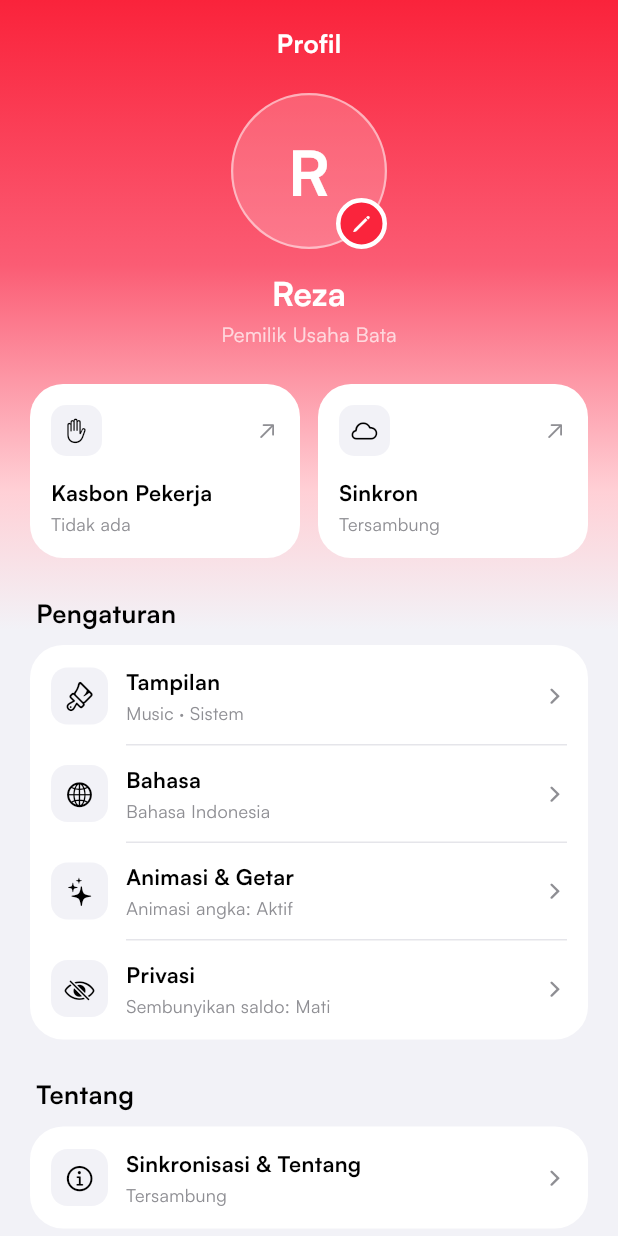
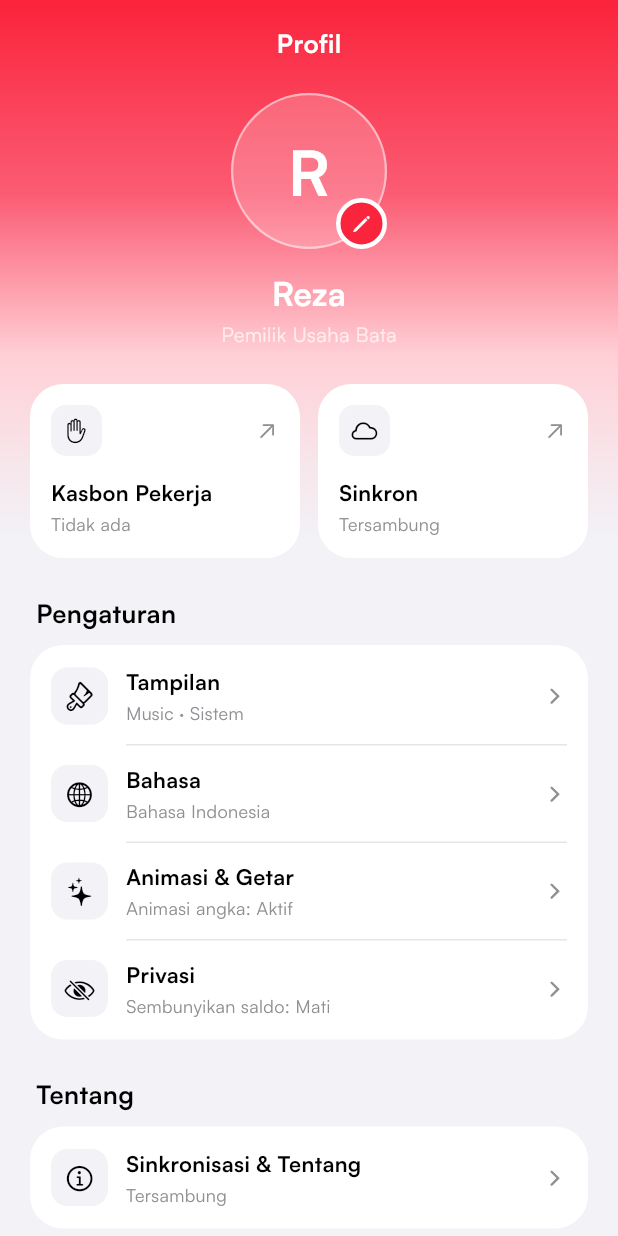
Before and after one commit to rezapranata089-bit/bata, a Flutter app: the ProfilPage widget shown alone on an empty page, opened directly, on a phone screen of 412 x 824 dp. Run offline on Flutter 3.47's test engine with Material 3 defaults, Android fonts, the phone set to English and light mode, and no system bars; our stand-ins replace cloud_firestore, firebase_core, image_picker, shared_preferences; missing offline and left inert: liquid_glass_widgets, number_flow_flutter; accounts and stored records are empty; project files that could hold a hidden picture were left out.

Commit message:
Seragamkan gradasi semua tab (TopGradient) & haluskan blend
Sess: e5bbc8e9bfb7cf00

```diff
--- a/lib/ui/other_pages.dart
+++ b/lib/ui/other_pages.dart
@@ -315,7 +315,7 @@ class ProfilPage extends StatelessWidget {
         color: _pPage,
         child: Stack(
           children: [
-            const Positioned(top: 0, left: 0, right: 0, child: TopGradient(height: 420)),
+            const Positioned(top: 0, left: 0, right: 0, child: TopGradient(height: 360)),
             ListView(
           padding: EdgeInsets.fromLTRB(20, top + 16, 20, 130),
           children: [
--- a/lib/ui/settings_pages.dart
+++ b/lib/ui/settings_pages.dart
@@ -50,7 +50,7 @@ class SubPage extends StatelessWidget {
         backgroundColor: C.bg,
         body: Stack(
           children: [
-            const Positioned(top: 0, left: 0, right: 0, child: TopGradient(height: 300)),
+            const Positioned(top: 0, left: 0, right: 0, child: TopGradient(height: 360)),
             ListView(
               padding: EdgeInsets.fromLTRB(20, top + 12, 20, 40),
               children: [
--- a/lib/ui/stok_page.dart
+++ b/lib/ui/stok_page.dart
@@ -28,7 +28,7 @@ class StokPage extends StatelessWidget {
     };
     return Stack(
       children: [
-        const Positioned(top: 0, left: 0, right: 0, child: TopGradient(height: 300)),
+        const Positioned(top: 0, left: 0, right: 0, child: TopGradient(height: 360)),
         Positioned.fill(
           child: Column(
             children: [
--- a/lib/ui/widgets.dart
+++ b/lib/ui/widgets.dart
@@ -104,10 +104,11 @@ class TopGradient extends StatelessWidget {
           colors: [
             d(p.top, 0.45),
             d(p.mid, 0.5),
-            dk ? Color.lerp(p.soft, C.bg, 0.78)! : p.soft,
+            dk ? Color.lerp(p.soft, C.bg, 0.7)! : p.soft,
+            dk ? Color.lerp(p.soft, C.bg, 0.92)! : Color.lerp(p.soft, C.bg, 0.65)!,
             C.bg,
           ],
-          stops: const [0, 0.42, 0.78, 1],
+          stops: const [0, 0.36, 0.66, 0.86, 1],
         ),
       ),
     );
```
Also changed, not shown: lib/ui/home_view.dart (+1 -24 lines).
